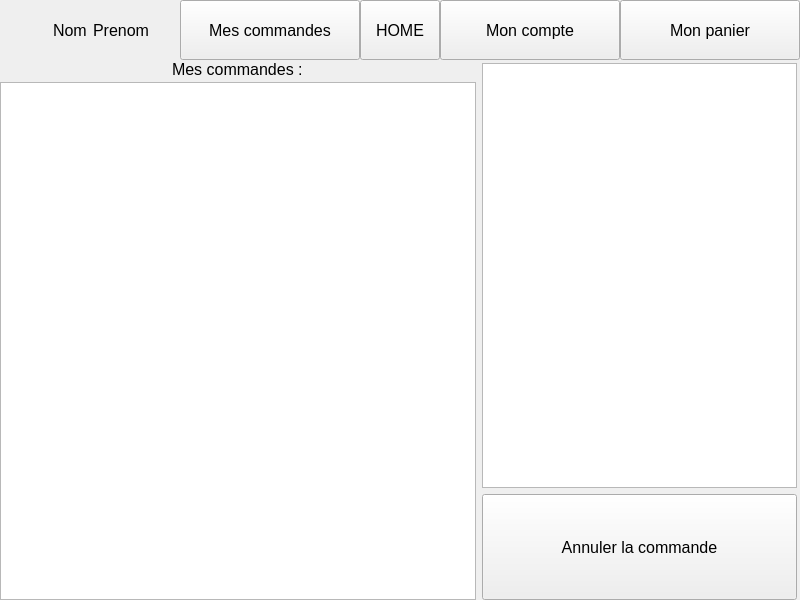
Old version of the form UberMedoc/mescommandes.ui in the repository GregDAka/Ubermedoc.
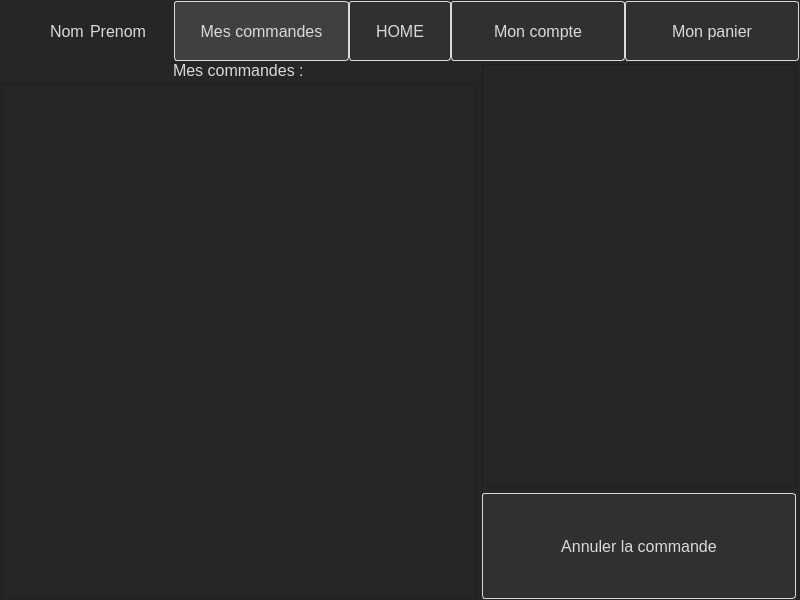
New version of the form.

```diff
--- a/UberMedoc/mescommandes.ui
+++ b/UberMedoc/mescommandes.ui
@@ -13,6 +13,34 @@
   <property name="windowTitle">
    <string>Form</string>
   </property>
+  <property name="styleSheet">
+   <string notr="true">QWidget {
+background-color:#262626;
+color:#DADADA
+}
+QPushButton {
+    background-color: #303030; /* Use the same background color as QWidget */
+    border: 1px solid #DADADA; /* Use a contrasting border color */
+    padding: 5px 10px; /* Padding */
+    border-radius: 3px; /* Rounded corners */
+    color: #DADADA; /* Use the same text color as QWidget */
+    min-width: 80px; /* Minimum width */
+}
+
+QPushButton:hover {
+    background-color: #404040; /* Slightly lighter color when hovered */
+}
+
+QPushButton:pressed {
+    background-color: #202020; /* Slightly darker color when pressed */
+}
+QPushButton#pushButton {
+	background-color: #404040;
+}
+QPushButton#pushButton:hover {
+	background-color: #404040;
+}</string>
+  </property>
   <layout class="QVBoxLayout" name="verticalLayout_3" stretch="1,9">
    <property name="spacing">
     <number>0</number>
@@ -21,13 +49,13 @@
     <number>0</number>
    </property>
    <property name="topMargin">
-    <number>0</number>
+    <number>1</number>
    </property>
    <property name="rightMargin">
-    <number>0</number>
+    <number>1</number>
    </property>
    <property name="bottomMargin">
-    <number>0</number>
+    <number>1</number>
    </property>
    <item>
     <layout class="QHBoxLayout" name="horizontalLayout_2" stretch="25,25,0,25,25">
@@ -149,6 +177,9 @@
        <property name="spacing">
         <number>3</number>
        </property>
+       <property name="leftMargin">
+        <number>1</number>
+       </property>
        <item alignment="Qt::AlignHCenter">
         <widget class="QLabel" name="label_3">
          <property name="font">
```
